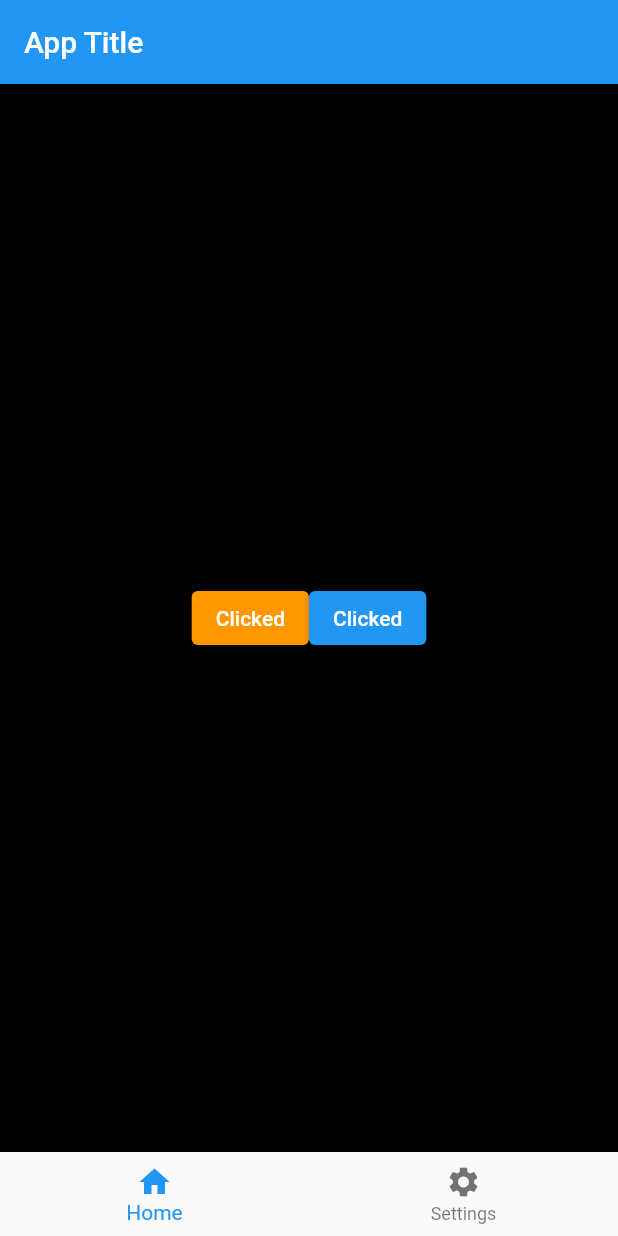
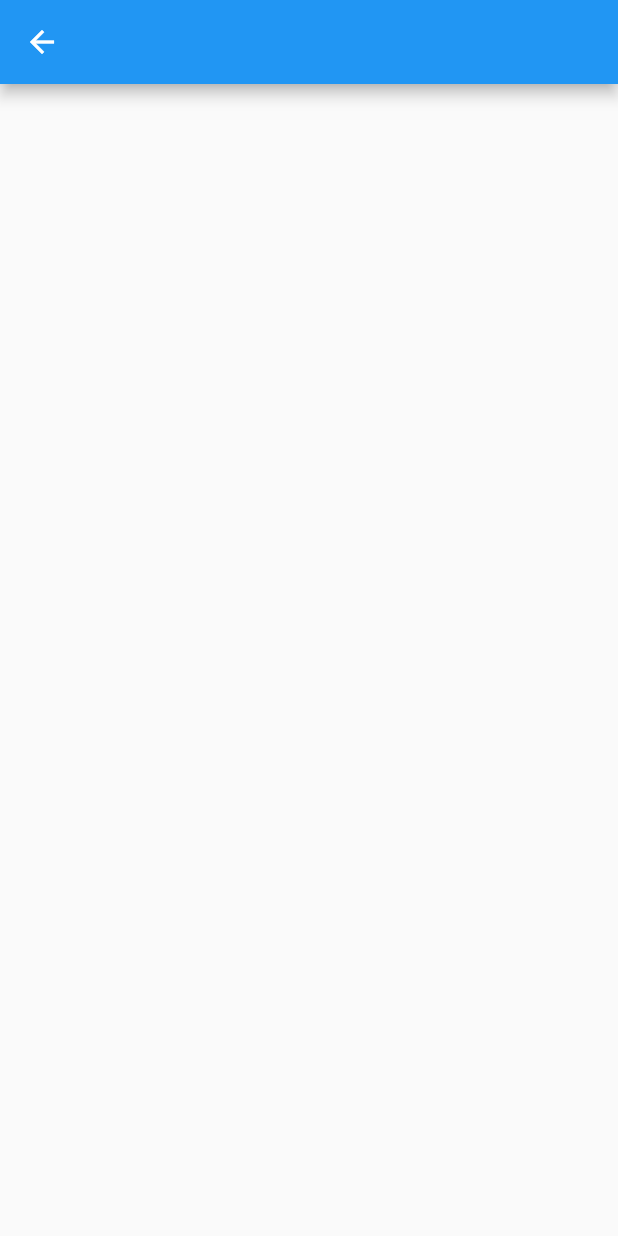
Before and after one commit to atharvapuranik25/flutter_app, a Flutter app: the screen it shows after launch, after a tap on "Click", on a phone screen of 412 x 824 dp. Run offline on Flutter 3.47's test engine with Material 2 defaults, Android fonts, the phone set to English and light mode, and no system bars.

Commit message:
added navigation

```diff
--- a/lib/main.dart
+++ b/lib/main.dart
@@ -12,14 +12,29 @@ class MyApp extends StatefulWidget {
 }
 
 class _MyAppState extends State<MyApp> {
+  @override
+  Widget build(BuildContext context) {
+    return const MaterialApp(
+      debugShowCheckedModeBanner: false,
+      home: MyAppExt(),
+    );
+  }
+}
+
+class MyAppExt extends StatefulWidget {
+  const MyAppExt({super.key});
+
+  @override
+  State<MyAppExt> createState() => _MyAppExtState();
+}
+
+class _MyAppExtState extends State<MyAppExt> {
   String buttonName = "Click";
   int currentIndex = 0;
 
   @override
   Widget build(BuildContext context) {
-    return MaterialApp(
-      debugShowCheckedModeBanner: false,
-      home: Scaffold(
+    return Scaffold(
       appBar: AppBar(
         title: const Text('App Title'),
       ),
@@ -28,32 +43,27 @@ class _MyAppState extends State<MyApp> {
             ? Container(
                 width: double.infinity,
                 height: double.infinity,
-                  color: Colors.black,
-                  child: Row(
-                    mainAxisAlignment: MainAxisAlignment.center,
-                    crossAxisAlignment: CrossAxisAlignment.center,
-                    children: [
-                      ElevatedButton(
+                color: Colors.white,
+                child: Center(
+                  child: ElevatedButton(
                     style: ElevatedButton.styleFrom(
                       onPrimary: Colors.white,
-                          primary: Colors.orange,
+                      primary: Colors.blue,
                     ),
                     onPressed: () => {
-                          setState(() {
-                            buttonName = 'Clicked';
-                          })
+                      setState(
+                        () {
+                          Navigator.of(context).push(
+                            MaterialPageRoute(
+                              builder: (BuildContext context) =>
+                                  const NextPage(),
+                            ),
+                          );
+                        },
+                      ),
                     },
                     child: Text(buttonName),
                   ),
-                      ElevatedButton(
-                        onPressed: () => {
-                          setState(() {
-                            buttonName = 'Clicked';
-                          })
-                        },
-                        child: Text(buttonName),
-                      ),
-                    ],
                 ),
               )
             : Image.asset('images/Starting_page.png'),
@@ -76,7 +86,17 @@ class _MyAppState extends State<MyApp> {
           });
         },
       ),
-      ),
     );
   }
 }
+
+class NextPage extends StatelessWidget {
+  const NextPage({super.key});
+
+  @override
+  Widget build(BuildContext context) {
+    return Scaffold(
+      appBar: AppBar(),
+    );
+  }
+}
```
Lines whose indentation alone changed are shown as unchanged.
